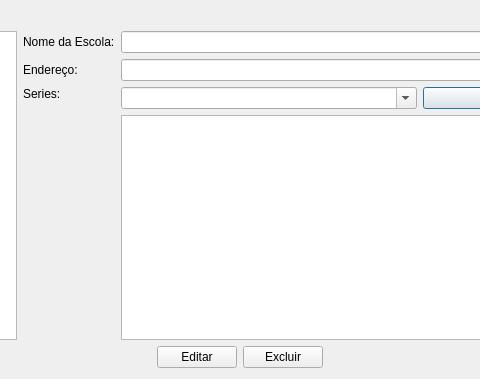
Before: the Qt Designer form src/main/resources/base/ui/widgets/escolaEditar.ui in matheusfillipe/ganec, drawn with Qt 5; both pictures show x 250 to 730 and y 0 to 379 of the 979 by 379 pixel window.
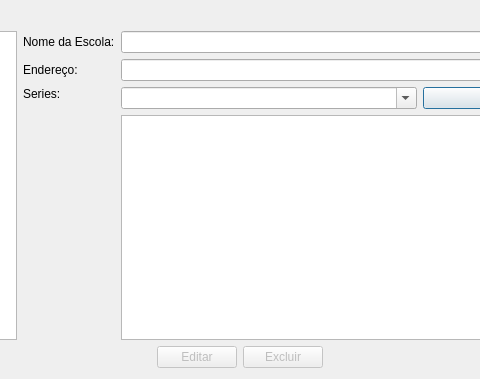
After: the same form once the commit is applied.

```diff
--- a/src/main/resources/base/ui/widgets/escolaEditar.ui
+++ b/src/main/resources/base/ui/widgets/escolaEditar.ui
@@ -135,6 +135,9 @@
      </item>
      <item>
       <widget class="QPushButton" name="pushButtonEditar">
+       <property name="enabled">
+        <bool>false</bool>
+       </property>
        <property name="text">
         <string>Editar</string>
        </property>
@@ -142,6 +145,9 @@
      </item>
      <item>
       <widget class="QPushButton" name="pushButtonExcluir">
+       <property name="enabled">
+        <bool>false</bool>
+       </property>
        <property name="text">
         <string>Excluir</string>
        </property>
```
